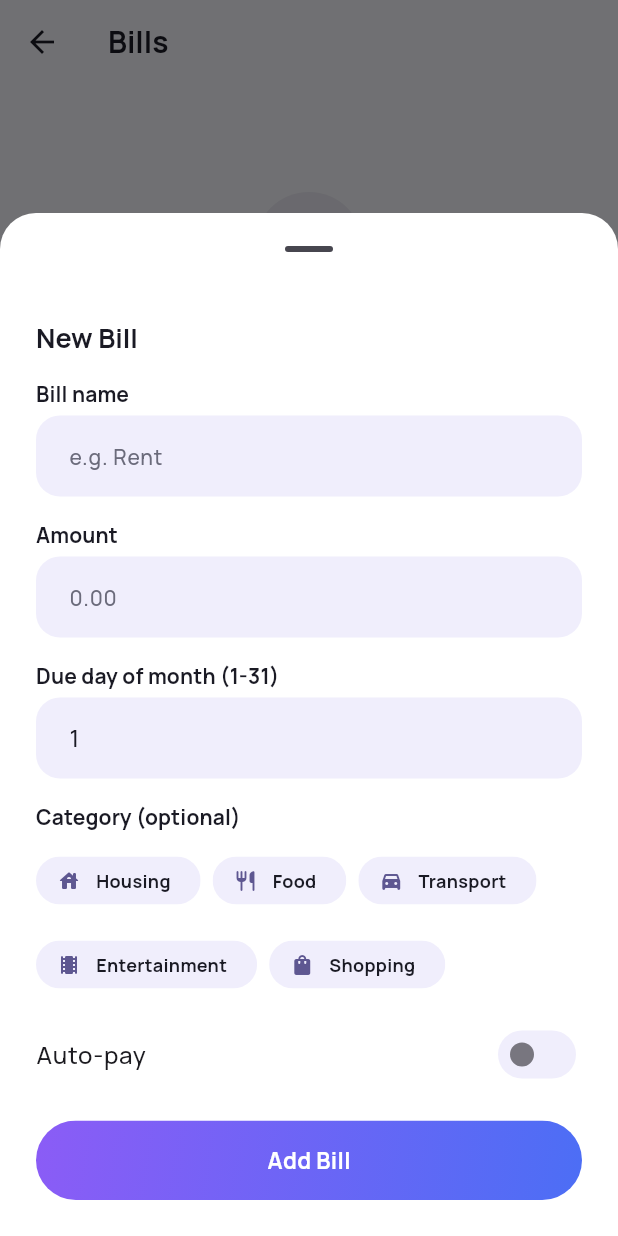
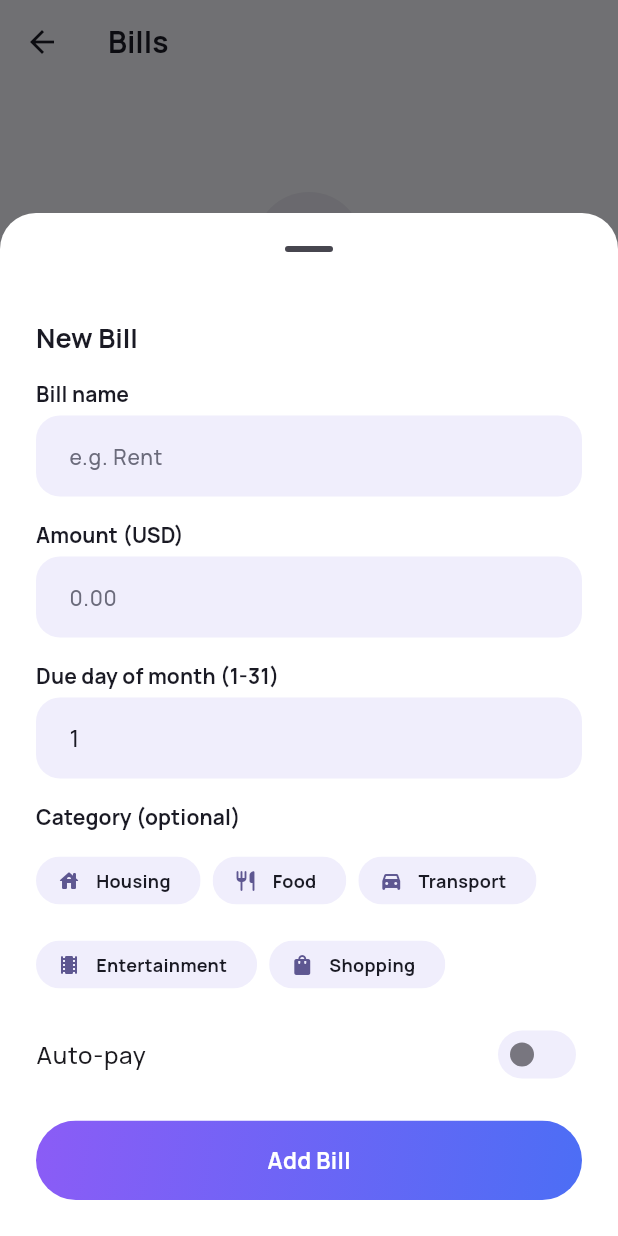
Before and after one commit to robyntjiesnathan-hash/lifeflowAI, a Flutter app: the BillsScreen screen opened by its route, after a tap on "Add Bill", on a phone screen of 412 x 824 dp. Run offline on Flutter 3.47's test engine with Material 3 defaults, Android fonts, the phone set to English and light mode, and no system bars; our stand-ins replace cached_network_image, cloud_firestore, firebase_auth, firebase_core, firebase_storage, fl_chart and 12 more; accounts and stored records are empty; generated files the repository leaves out were written again.

Commit message:
Support all major world currencies in the budget tracker
BudgetProfile already had a currency field, but it was hardcoded to
'USD' with no UI to change it, and every screen hand-rolled a literal
'$' prefix regardless of that field. Added a 35-currency catalog
covering the world's major/most-traded currencies, a formatCurrency
helper (NumberFormat.simpleCurrency, so symbol and decimal-digit count
are correct per currency instead of assuming $-and-two-decimals), and a
searchable currency picker reachable from the Budget screen's app bar.
Every amount display in Budget, Bills, and Home's Budget Today card now
formats through the user's chosen currency.

```diff
--- a/lib/features/budget/presentation/screens/bills_screen.dart
+++ b/lib/features/budget/presentation/screens/bills_screen.dart
@@ -10,6 +10,7 @@ import '../../../../core/widgets/empty_state.dart';
 import '../../../../core/widgets/loading_skeleton.dart';
 import '../../application/budget_providers.dart';
 import '../../domain/bill.dart';
+import '../../domain/currency_format.dart';
 import '../widgets/add_edit_bill_sheet.dart';
 
 class BillsScreen extends ConsumerWidget {
@@ -18,6 +19,7 @@ class BillsScreen extends ConsumerWidget {
   @override
   Widget build(BuildContext context, WidgetRef ref) {
     final billsAsync = ref.watch(billsProvider);
+    final currency = ref.watch(budgetProfileProvider).value?.currency ?? 'USD';
 
     return Scaffold(
       appBar: AppBar(
@@ -45,7 +47,7 @@ class BillsScreen extends ConsumerWidget {
                   for (final bill in bills)
                     Padding(
                       padding: const EdgeInsets.only(bottom: AppSpacing.sm),
-                      child: _BillCard(bill: bill),
+                      child: _BillCard(bill: bill, currency: currency),
                     ),
                 const SizedBox(height: AppSpacing.md),
                 if (bills.isNotEmpty)
@@ -64,9 +66,10 @@ class BillsScreen extends ConsumerWidget {
 }
 
 class _BillCard extends ConsumerWidget {
-  const _BillCard({required this.bill});
+  const _BillCard({required this.bill, required this.currency});
 
   final Bill bill;
+  final String currency;
 
   @override
   Widget build(BuildContext context, WidgetRef ref) {
@@ -90,7 +93,7 @@ class _BillCard extends ConsumerWidget {
                 const SizedBox(height: 2),
                 Row(
                   children: [
-                    Text('Due day ${bill.dueDay} · \$${bill.amount.toStringAsFixed(2)}', style: theme.textTheme.bodySmall),
+                    Text('Due day ${bill.dueDay} · ${formatCurrency(bill.amount, currency)}', style: theme.textTheme.bodySmall),
                     if (bill.isAutoPay) ...[
                       const SizedBox(width: AppSpacing.sm),
                       const BadgeChip(label: 'Auto-pay', icon: Icons.bolt_rounded),
--- a/lib/features/budget/presentation/screens/budget_screen.dart
+++ b/lib/features/budget/presentation/screens/budget_screen.dart
@@ -12,9 +12,11 @@ import '../../../../core/widgets/section_header.dart';
 import '../../application/budget_providers.dart';
 import '../../domain/budget_category.dart';
 import '../../domain/budget_profile.dart';
+import '../../domain/currency_format.dart';
 import '../../domain/transaction.dart';
 import '../widgets/add_edit_transaction_sheet.dart';
 import '../widgets/category_spend_row.dart';
+import '../widgets/currency_picker_sheet.dart';
 
 class BudgetScreen extends ConsumerWidget {
   const BudgetScreen({super.key});
@@ -29,6 +31,12 @@ class BudgetScreen extends ConsumerWidget {
         title: const Text('Budget'),
         leading: Navigator.canPop(context) ? const BackButton() : null,
         actions: [
+          if (profileAsync.value case final profile?)
+            TextButton.icon(
+              onPressed: () => showCurrencyPickerSheet(context, profile: profile),
+              icon: const Icon(Icons.currency_exchange_rounded, size: 18),
+              label: Text(profile.currency),
+            ),
           TextButton.icon(
             onPressed: () => context.push('/budget/bills'),
             icon: const Icon(Icons.receipt_long_rounded, size: 18),
@@ -95,7 +103,12 @@ class _BudgetContent extends StatelessWidget {
       return ListView(
         padding: const EdgeInsets.all(AppSpacing.lg),
         children: [
-          _TotalSpentHeroCard(totalSpent: totalSpent, budgetTarget: budgetTarget, percent: spentPercent.toDouble()),
+          _TotalSpentHeroCard(
+            totalSpent: totalSpent,
+            budgetTarget: budgetTarget,
+            percent: spentPercent.toDouble(),
+            currency: profile.currency,
+          ),
           EmptyState(
             icon: Icons.account_balance_wallet_rounded,
             title: 'No transactions yet',
@@ -110,7 +123,12 @@ class _BudgetContent extends StatelessWidget {
     return ListView(
       padding: const EdgeInsets.all(AppSpacing.lg),
       children: [
-        _TotalSpentHeroCard(totalSpent: totalSpent, budgetTarget: budgetTarget, percent: spentPercent.toDouble()),
+        _TotalSpentHeroCard(
+          totalSpent: totalSpent,
+          budgetTarget: budgetTarget,
+          percent: spentPercent.toDouble(),
+          currency: profile.currency,
+        ),
         const SizedBox(height: AppSpacing.lg),
         const SectionHeader(title: 'Categories'),
         AppCard(
@@ -121,6 +139,7 @@ class _BudgetContent extends StatelessWidget {
                   category: category,
                   amountSpent: spendByCategory[category.id] ?? 0,
                   percentOfTotal: totalSpent > 0 ? ((spendByCategory[category.id] ?? 0) / totalSpent).toDouble() : 0.0,
+                  currency: profile.currency,
                 ),
             ],
           ),
@@ -142,11 +161,17 @@ class _BudgetContent extends StatelessWidget {
 }
 
 class _TotalSpentHeroCard extends StatelessWidget {
-  const _TotalSpentHeroCard({required this.totalSpent, required this.budgetTarget, required this.percent});
+  const _TotalSpentHeroCard({
+    required this.totalSpent,
+    required this.budgetTarget,
+    required this.percent,
+    required this.currency,
+  });
 
   final num totalSpent;
   final num budgetTarget;
   final double percent;
+  final String currency;
 
   @override
   Widget build(BuildContext context) {
@@ -158,12 +183,12 @@ class _TotalSpentHeroCard extends StatelessWidget {
           const Text('Total Spent', style: TextStyle(fontSize: 14, fontWeight: FontWeight.w600)),
           const SizedBox(height: AppSpacing.xs),
           Text(
-            '\$${totalSpent.toStringAsFixed(2)}',
+            formatCurrency(totalSpent, currency),
             style: const TextStyle(fontSize: 32, fontWeight: FontWeight.w800),
           ),
           const SizedBox(height: AppSpacing.sm),
           Text(
-            '${(percent * 100).round()}% of \$${budgetTarget.toStringAsFixed(2)} budget',
+            '${(percent * 100).round()}% of ${formatCurrency(budgetTarget, currency)} budget',
             style: const TextStyle(fontSize: 13, fontWeight: FontWeight.w500),
           ),
           const SizedBox(height: AppSpacing.sm),
--- a/lib/features/budget/presentation/widgets/add_edit_bill_sheet.dart
+++ b/lib/features/budget/presentation/widgets/add_edit_bill_sheet.dart
@@ -58,7 +58,9 @@ class _AddEditBillSheetState extends ConsumerState<AddEditBillSheet> {
   Widget build(BuildContext context) {
     final isEditing = widget.existing != null;
     final isLoading = ref.watch(budgetControllerProvider).isLoading;
-    final categories = ref.watch(budgetProfileProvider).value?.categories ?? const <BudgetCategory>[];
+    final profile = ref.watch(budgetProfileProvider).value;
+    final categories = profile?.categories ?? const <BudgetCategory>[];
+    final currency = profile?.currency ?? 'USD';
 
     return SafeArea(
       child: Padding(
@@ -80,7 +82,7 @@ class _AddEditBillSheetState extends ConsumerState<AddEditBillSheet> {
               const SizedBox(height: AppSpacing.md),
               AppTextField(
                 controller: _amount,
-                label: 'Amount',
+                label: 'Amount ($currency)',
                 hint: '0.00',
                 keyboardType: const TextInputType.numberWithOptions(decimal: true),
                 validator: (v) {
--- a/lib/features/budget/presentation/widgets/add_edit_transaction_sheet.dart
+++ b/lib/features/budget/presentation/widgets/add_edit_transaction_sheet.dart
@@ -61,7 +61,9 @@ class _AddEditTransactionSheetState extends ConsumerState<AddEditTransactionShee
   Widget build(BuildContext context) {
     final isEditing = widget.existing != null;
     final isLoading = ref.watch(budgetControllerProvider).isLoading;
-    final categories = ref.watch(budgetProfileProvider).value?.categories ?? const <BudgetCategory>[];
+    final profile = ref.watch(budgetProfileProvider).value;
+    final categories = profile?.categories ?? const <BudgetCategory>[];
+    final currency = profile?.currency ?? 'USD';
 
     return SafeArea(
       child: Padding(
@@ -87,7 +89,7 @@ class _AddEditTransactionSheetState extends ConsumerState<AddEditTransactionShee
               const SizedBox(height: AppSpacing.md),
               AppTextField(
                 controller: _amount,
-                label: 'Amount',
+                label: 'Amount ($currency)',
                 hint: '0.00',
                 keyboardType: const TextInputType.numberWithOptions(decimal: true),
                 validator: (v) {
--- a/lib/features/budget/presentation/widgets/category_spend_row.dart
+++ b/lib/features/budget/presentation/widgets/category_spend_row.dart
@@ -3,6 +3,7 @@ import 'package:flutter/material.dart';
 import '../../../../core/theme/app_spacing.dart';
 import '../../../../core/widgets/badge_chip.dart';
 import '../../domain/budget_category.dart';
+import '../../domain/currency_format.dart';
 
 /// One row in the Budget screen's Categories list: icon chip, category name,
 /// amount spent, and percent of total spend — matching the reference
@@ -13,11 +14,13 @@ class CategorySpendRow extends StatelessWidget {
     required this.category,
     required this.amountSpent,
     required this.percentOfTotal,
+    required this.currency,
     this.onTap,
   });
 
   final BudgetCategory category;
   final num amountSpent;
+  final String currency;
 
   /// 0.0 - 1.0
   final double percentOfTotal;
@@ -46,7 +49,7 @@ class CategorySpendRow extends StatelessWidget {
             Column(
               crossAxisAlignment: CrossAxisAlignment.end,
               children: [
-                Text('\$${amountSpent.toStringAsFixed(2)}', style: theme.textTheme.titleMedium),
+                Text(formatCurrency(amountSpent, currency), style: theme.textTheme.titleMedium),
                 Text(
                   '${(percentOfTotal * 100).round()}%',
                   style: theme.textTheme.bodySmall,
--- a/lib/features/budget/presentation/widgets/transaction_row.dart
+++ b/lib/features/budget/presentation/widgets/transaction_row.dart
@@ -5,6 +5,7 @@ import '../../../../core/theme/app_semantic_colors.dart';
 import '../../../../core/theme/app_spacing.dart';
 import '../../../../core/widgets/badge_chip.dart';
 import '../../domain/budget_category.dart';
+import '../../domain/currency_format.dart';
 import '../../domain/transaction.dart';
 
 final _dateFormat = DateFormat('MMM d');
@@ -15,12 +16,14 @@ class TransactionRow extends StatelessWidget {
   const TransactionRow({
     super.key,
     required this.transaction,
+    required this.currency,
     this.category,
     this.onTap,
     this.onDelete,
   });
 
   final BudgetTransaction transaction;
+  final String currency;
   final BudgetCategory? category;
   final VoidCallback? onTap;
   final VoidCallback? onDelete;
@@ -63,7 +66,7 @@ class TransactionRow extends StatelessWidget {
               ),
             ),
             Text(
-              '$sign\$${transaction.amount.toStringAsFixed(2)}',
+              '$sign${formatCurrency(transaction.amount, currency)}',
               style: theme.textTheme.titleMedium?.copyWith(color: amountColor, fontWeight: FontWeight.w700),
             ),
             if (onDelete != null)
```
Also changed, not shown: lib/features/budget/domain/currency_catalog.dart (added, +60 -0 lines), lib/features/budget/domain/currency_format.dart (added, +9 -0 lines), lib/features/budget/presentation/widgets/currency_picker_sheet.dart (added, +96 -0 lines), lib/features/home/presentation/screens/home_screen.dart (+7 -4 lines).
